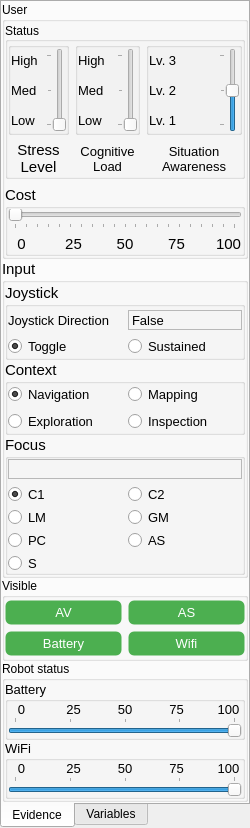
Qt form aui/mi/ui/parameters.ui (argenortega/AUI) before a commit.
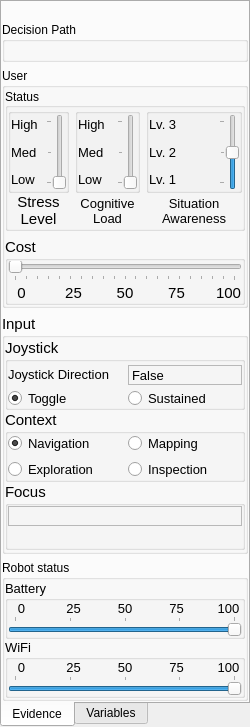
The same form after that commit.

Commit message: Updated parameters widget. Needs improving decision path.

```diff
--- a/aui/mi/ui/parameters.ui
+++ b/aui/mi/ui/parameters.ui
@@ -7,7 +7,7 @@
     <x>0</x>
     <y>0</y>
     <width>241</width>
-    <height>802</height>
+    <height>669</height>
    </rect>
   </property>
   <property name="sizePolicy">
@@ -71,11 +71,47 @@
        </attribute>
        <layout class="QVBoxLayout" name="tab1Layout">
         <property name="spacing">
+         <number>-1</number>
+        </property>
+        <property name="leftMargin">
          <number>0</number>
         </property>
-        <property name="margin">
+        <property name="topMargin">
+         <number>20</number>
+        </property>
+        <property name="rightMargin">
          <number>0</number>
         </property>
+        <property name="bottomMargin">
+         <number>0</number>
+        </property>
+        <item>
+         <widget class="QGroupBox" name="groupBox_4">
+          <property name="title">
+           <string>Decision Path</string>
+          </property>
+          <layout class="QVBoxLayout" name="verticalLayout_4">
+           <property name="margin">
+            <number>1</number>
+           </property>
+           <item>
+            <widget class="QLabel" name="decision_path">
+             <property name="font">
+              <font>
+               <pointsize>10</pointsize>
+              </font>
+             </property>
+             <property name="text">
+              <string/>
+             </property>
+             <property name="wordWrap">
+              <bool>true</bool>
+             </property>
+            </widget>
+           </item>
+          </layout>
+         </widget>
+        </item>
         <item>
          <widget class="QGroupBox" name="user">
           <property name="title">
@@ -109,12 +145,72 @@
               <bool>true</bool>
              </property>
              <layout class="QGridLayout" name="userStatusLayout">
-              <property name="margin">
-               <number>0</number>
-              </property>
-              <property name="spacing">
+              <property name="horizontalSpacing">
                <number>-1</number>
               </property>
+              <property name="verticalSpacing">
+               <number>0</number>
+              </property>
+              <property name="margin">
+               <number>0</number>
+              </property>
+              <item row="1" column="0">
+               <widget class="QLabel" name="stressLabel">
+                <property name="font">
+                 <font>
+                  <pointsize>11</pointsize>
+                 </font>
+                </property>
+                <property name="text">
+                 <string>Stress Level</string>
+                </property>
+                <property name="alignment">
+                 <set>Qt::AlignCenter</set>
+                </property>
+                <property name="wordWrap">
+                 <bool>true</bool>
+                </property>
+               </widget>
+              </item>
+              <item row="1" column="1">
+               <widget class="QLabel" name="cognitiveLoadLabel">
+                <property name="font">
+                 <font>
+                  <pointsize>10</pointsize>
+                 </font>
+                </property>
+                <property name="text">
+                 <string>Cognitive Load</string>
+                </property>
+                <property name="alignment">
+                 <set>Qt::AlignCenter</set>
+                </property>
+                <property name="wordWrap">
+                 <bool>true</bool>
+                </property>
+               </widget>
+              </item>
+              <item row="1" column="2">
+               <widget class="QLabel" name="saLabel">
+                <property name="font">
+                 <font>
+                  <pointsize>10</pointsize>
+                 </font>
+                </property>
+                <property name="text">
+                 <string>Situation Awareness</string>
+                </property>
+                <property name="scaledContents">
+                 <bool>true</bool>
+                </property>
+                <property name="alignment">
+                 <set>Qt::AlignCenter</set>
+                </property>
+                <property name="wordWrap">
+                 <bool>true</bool>
+                </property>
+               </widget>
+              </item>
               <item row="0" column="2">
                <widget class="QGroupBox" name="situationAwareness">
                 <property name="font">
@@ -274,44 +370,14 @@
                 </layout>
                </widget>
               </item>
-              <item row="1" column="0">
-               <widget class="QLabel" name="stressLabel">
-                <property name="font">
-                 <font>
-                  <pointsize>11</pointsize>
-                 </font>
-                </property>
-                <property name="text">
-                 <string>Stress Level</string>
-                </property>
-                <property name="alignment">
-                 <set>Qt::AlignCenter</set>
-                </property>
-                <property name="wordWrap">
-                 <bool>true</bool>
-                </property>
-               </widget>
-              </item>
-              <item row="1" column="1">
-               <widget class="QLabel" name="cognitiveLoadLabel">
-                <property name="font">
-                 <font>
-                  <pointsize>10</pointsize>
-                 </font>
-                </property>
-                <property name="text">
-                 <string>Cognitive Load</string>
-                </property>
-                <property name="alignment">
-                 <set>Qt::AlignCenter</set>
-                </property>
-                <property name="wordWrap">
-                 <bool>true</bool>
-                </property>
-               </widget>
-              </item>
               <item row="0" column="0">
                <widget class="QGroupBox" name="stress">
+                <property name="sizePolicy">
+                 <sizepolicy hsizetype="Preferred" vsizetype="MinimumExpanding">
+                  <horstretch>0</horstretch>
+                  <verstretch>0</verstretch>
+                 </sizepolicy>
+                </property>
                 <property name="font">
                  <font>
                   <pointsize>11</pointsize>
@@ -397,27 +463,6 @@
                 </layout>
                </widget>
               </item>
-              <item row="1" column="2">
-               <widget class="QLabel" name="saLabel">
-                <property name="font">
-                 <font>
-                  <pointsize>10</pointsize>
-                 </font>
-                </property>
-                <property name="text">
-                 <string>Situation Awareness</string>
-                </property>
-                <property name="scaledContents">
-                 <bool>true</bool>
-                </property>
-                <property name="alignment">
-                 <set>Qt::AlignCenter</set>
-                </property>
-                <property name="wordWrap">
-                 <bool>true</bool>
-                </property>
-               </widget>
-              </item>
              </layout>
             </widget>
            </item>
@@ -439,7 +484,7 @@
                <number>25</number>
               </property>
               <property name="verticalSpacing">
-               <number>-1</number>
+               <number>3</number>
               </property>
               <property name="margin">
                <number>0</number>
@@ -659,6 +704,87 @@
              </layout>
             </widget>
            </item>
+           <item row="4" column="0">
+            <widget class="QGroupBox" name="focus">
+             <property name="title">
+              <string>Focus</string>
+             </property>
+             <property name="flat">
+              <bool>true</bool>
+             </property>
+             <layout class="QGridLayout" name="gridLayout_6">
+              <property name="margin">
+               <number>0</number>
+              </property>
+              <property name="spacing">
+               <number>-1</number>
+              </property>
+              <item row="1" column="1">
+               <widget class="QLabel" name="values">
+                <property name="font">
+                 <font>
+                  <pointsize>10</pointsize>
+                 </font>
+                </property>
+                <property name="text">
+                 <string/>
+                </property>
+               </widget>
+              </item>
+              <item row="0" column="0" colspan="2">
+               <widget class="QLabel" name="currentWidget">
+                <property name="sizePolicy">
+                 <sizepolicy hsizetype="Preferred" vsizetype="Preferred">
+                  <horstretch>0</horstretch>
+                  <verstretch>0</verstretch>
+                 </sizepolicy>
+                </property>
+                <property name="minimumSize">
+                 <size>
+                  <width>0</width>
+                  <height>20</height>
+                 </size>
+                </property>
+                <property name="maximumSize">
+                 <size>
+                  <width>16777215</width>
+                  <height>44</height>
+                 </size>
+                </property>
+                <property name="font">
+                 <font>
+                  <pointsize>12</pointsize>
+                 </font>
+                </property>
+                <property name="frameShape">
+                 <enum>QFrame::StyledPanel</enum>
+                </property>
+                <property name="frameShadow">
+                 <enum>QFrame::Raised</enum>
+                </property>
+                <property name="text">
+                 <string>&lt;No Widget&gt;</string>
+                </property>
+                <property name="alignment">
+                 <set>Qt::AlignCenter</set>
+                </property>
+               </widget>
+              </item>
+              <item row="1" column="0">
+               <widget class="QLabel" name="keys">
+                <property name="font">
+                 <font>
+                  <pointsize>10</pointsize>
+                 </font>
+                </property>
+                <property name="text">
+                 <string/>
+                </property>
+               </widget>
+              </item>
+             </layout>
+            </widget>
+           </item>
            <item row="3" column="0">
             <widget class="QGroupBox" name="context">
              <property name="font">
@@ -742,451 +868,6 @@
              </layout>
             </widget>
            </item>
-           <item row="4" column="0">
-            <widget class="QGroupBox" name="focus">
-             <property name="title">
-              <string>Focus</string>
-             </property>
-             <property name="flat">
-              <bool>true</bool>
-             </property>
-             <layout class="QGridLayout" name="gridLayout_6">
-              <property name="margin">
-               <number>0</number>
-              </property>
-              <property name="spacing">
-               <number>-1</number>
-              </property>
-              <item row="0" column="0" colspan="2">
-               <widget class="QLabel" name="currentWidget">
-                <property name="sizePolicy">
-                 <sizepolicy hsizetype="Preferred" vsizetype="Preferred">
-                  <horstretch>0</horstretch>
-                  <verstretch>0</verstretch>
-                 </sizepolicy>
-                </property>
-                <property name="minimumSize">
-                 <size>
-                  <width>0</width>
-                  <height>20</height>
-                 </size>
-                </property>
-                <property name="maximumSize">
-                 <size>
-                  <width>16777215</width>
-                  <height>44</height>
-                 </size>
-                </property>
-                <property name="font">
-                 <font>
-                  <pointsize>12</pointsize>
-                 </font>
-                </property>
-                <property name="frameShape">
-                 <enum>QFrame::StyledPanel</enum>
-                </property>
-                <property name="frameShadow">
-                 <enum>QFrame::Raised</enum>
-                </property>
-                <property name="text">
-                 <string>&lt;No Widget&gt;</string>
-                </property>
-                <property name="alignment">
-                 <set>Qt::AlignCenter</set>
-                </property>
-               </widget>
-              </item>
-              <item row="1" column="0" colspan="2">
-               <widget class="QWidget" name="focusWidgetButtons" native="true">
-                <property name="sizePolicy">
-                 <sizepolicy hsizetype="Minimum" vsizetype="Preferred">
-                  <horstretch>0</horstretch>
-                  <verstretch>0</verstretch>
-                 </sizepolicy>
-                </property>
-                <layout class="QGridLayout" name="gridLayout_12">
-                 <property name="margin">
-                  <number>0</number>
-                 </property>
-                 <item row="1" column="1">
-                  <widget class="QRadioButton" name="focus_GM">
-                   <property name="font">
-                    <font>
-                     <pointsize>10</pointsize>
-                    </font>
-                   </property>
-                   <property name="text">
-                    <string>GM</string>
-                   </property>
-                   <property name="shortcut">
-                    <string>G</string>
-                   </property>
-                   <attribute name="buttonGroup">
-                    <string notr="true">focusButtonGroup</string>
-                   </attribute>
-                  </widget>
-                 </item>
-                 <item row="0" column="0">
-                  <widget class="QRadioButton" name="focus_C1">
-                   <property name="font">
-                    <font>
-                     <pointsize>10</pointsize>
-                    </font>
-                   </property>
-                   <property name="text">
-                    <string>C1</string>
-                   </property>
-                   <property name="iconSize">
-                    <size>
-                     <width>10</width>
-                     <height>10</height>
-                    </size>
-                   </property>
-                   <property name="shortcut">
-                    <string>F</string>
-                   </property>
-                   <property name="checked">
-                    <bool>true</bool>
-                   </property>
-                   <attribute name="buttonGroup">
-                    <string notr="true">focusButtonGroup</string>
-                   </attribute>
-                  </widget>
-                 </item>
-                 <item row="2" column="0">
-                  <widget class="QRadioButton" name="focus_PC">
-                   <property name="font">
-                    <font>
-                     <pointsize>10</pointsize>
-                    </font>
-                   </property>
-                   <property name="text">
-                    <string>PC</string>
-                   </property>
-                   <property name="shortcut">
-                    <string>P</string>
-                   </property>
-                   <attribute name="buttonGroup">
-                    <string notr="true">focusButtonGroup</string>
-                   </attribute>
-                  </widget>
-                 </item>
-                 <item row="2" column="1">
-                  <widget class="QRadioButton" name="focus_AS">
-                   <property name="font">
-                    <font>
-                     <pointsize>10</pointsize>
-                    </font>
-                   </property>
-                   <property name="text">
-                    <string>AS</string>
-                   </property>
-                   <attribute name="buttonGroup">
-                    <string notr="true">focusButtonGroup</string>
-                   </attribute>
-                  </widget>
-                 </item>
-                 <item row="0" column="1">
-                  <widget class="QRadioButton" name="focus_C2">
-                   <property name="font">
-                    <font>
-                     <pointsize>10</pointsize>
-                    </font>
-                   </property>
-                   <property name="text">
-                    <string>C2</string>
-                   </property>
-                   <property name="shortcut">
-                    <string>B</string>
-                   </property>
-                   <attribute name="buttonGroup">
-                    <string notr="true">focusButtonGroup</string>
-                   </attribute>
-                  </widget>
-                 </item>
-                 <item row="1" column="0">
-                  <widget class="QRadioButton" name="focus_LM">
-                   <property name="font">
-                    <font>
-                     <pointsize>10</pointsize>
-                    </font>
-                   </property>
-                   <property name="text">
-                    <string>LM</string>
-                   </property>
-                   <property name="shortcut">
-                    <string>L</string>
-                   </property>
-                   <attribute name="buttonGroup">
-                    <string notr="true">focusButtonGroup</string>
-                   </attribute>
-                  </widget>
-                 </item>
-                 <item row="3" column="0">
-                  <widget class="QRadioButton" name="focus_S">
-                   <property name="font">
-                    <font>
-                     <pointsize>10</pointsize>
-                    </font>
-                   </property>
-                   <property name="text">
-                    <string>S</string>
-                   </property>
-                   <attribute name="buttonGroup">
-                    <string notr="true">focusButtonGroup</string>
-                   </attribute>
-                  </widget>
-                 </item>
-                </layout>
-               </widget>
-              </item>
-             </layout>
-            </widget>
-           </item>
-          </layout>
-         </widget>
-        </item>
-        <item>
-         <widget class="QGroupBox" name="groupBox_3">
-          <property name="title">
-           <string>Visible</string>
-          </property>
-          <layout class="QGridLayout" name="gridLayout_3">
-           <property name="leftMargin">
-            <number>0</number>
-           </property>
-           <property name="topMargin">
-            <number>2</number>
-           </property>
-           <property name="rightMargin">
-            <number>0</number>
-           </property>
-           <property name="bottomMargin">
-            <number>2</number>
-           </property>
-           <property name="spacing">
-            <number>-1</number>
-           </property>
-           <item row="2" column="0">
-            <widget class="QPushButton" name="battery_visible">
-             <property name="sizePolicy">
-              <sizepolicy hsizetype="Preferred" vsizetype="Fixed">
-               <horstretch>0</horstretch>
-               <verstretch>0</verstretch>
-              </sizepolicy>
-             </property>
-             <property name="minimumSize">
-              <size>
-               <width>50</width>
-               <height>25</height>
-              </size>
-             </property>
-             <property name="baseSize">
-              <size>
-               <width>0</width>
-               <height>15</height>
-              </size>
-             </property>
-             <property name="font">
-              <font>
-               <pointsize>10</pointsize>
-              </font>
-             </property>
-             <property name="styleSheet">
-              <string notr="true">QPushButton{
-            border-style: transparent;
-            border-width: 1px;
-            border-radius: 6px;
-            background-color: rgb(244, 67, 54);
-            color: rgb(255, 255, 255);
-            }
-QPushButton:checked {
-            border-style: transparent;
-            border-width: 1px;
-            border-radius: 6px;
-            background-color: rgb(76, 175, 80);
-            color: rgb(255, 255, 255);
-            }</string>
-             </property>
-             <property name="text">
-              <string>Battery</string>
-             </property>
-             <property name="checkable">
-              <bool>true</bool>
-             </property>
-             <property name="checked">
-              <bool>true</bool>
-             </property>
-             <property name="flat">
-              <bool>true</bool>
-             </property>
-            </widget>
-           </item>
-           <item row="1" column="1">
-            <widget class="QPushButton" name="AS_visible">
-             <property name="sizePolicy">
-              <sizepolicy hsizetype="Preferred" vsizetype="Fixed">
-               <horstretch>0</horstretch>
-               <verstretch>0</verstretch>
-              </sizepolicy>
-             </property>
-             <property name="minimumSize">
-              <size>
-               <width>50</width>
-               <height>25</height>
-              </size>
-             </property>
-             <property name="baseSize">
-              <size>
-               <width>0</width>
-               <height>15</height>
-              </size>
-             </property>
-             <property name="font">
-              <font>
-               <pointsize>10</pointsize>
-              </font>
-             </property>
-             <property name="styleSheet">
-              <string notr="true">QPushButton{
-            border-style: transparent;
-            border-width: 1px;
-            border-radius: 6px;
-            background-color: rgb(244, 67, 54);
-            color: rgb(255, 255, 255);
-            }
-QPushButton:checked {
-            border-style: transparent;
-            border-width: 1px;
-            border-radius: 6px;
-            background-color: rgb(76, 175, 80);
-            color: rgb(255, 255, 255);
-            }</string>
-             </property>
-             <property name="text">
-              <string>AS</string>
-             </property>
-             <property name="checkable">
-              <bool>true</bool>
-             </property>
-             <property name="checked">
-              <bool>true</bool>
-             </property>
-             <property name="flat">
-              <bool>true</bool>
-             </property>
-            </widget>
-           </item>
-           <item row="2" column="1">
-            <widget class="QPushButton" name="wifi_visible">
-             <property name="sizePolicy">
-              <sizepolicy hsizetype="Preferred" vsizetype="Fixed">
-               <horstretch>0</horstretch>
-               <verstretch>0</verstretch>
-              </sizepolicy>
-             </property>
-             <property name="minimumSize">
-              <size>
-               <width>50</width>
-               <height>25</height>
-              </size>
-             </property>
-             <property name="baseSize">
-              <size>
-               <width>0</width>
-               <height>15</height>
-              </size>
-             </property>
-             <property name="font">
-              <font>
-               <pointsize>10</pointsize>
-              </font>
-             </property>
-             <property name="styleSheet">
-              <string notr="true">QPushButton{
-            border-style: transparent;
-            border-width: 1px;
-            border-radius: 6px;
-            background-color: rgb(244, 67, 54);
-            color: rgb(255, 255, 255);
-            }
-QPushButton:checked {
-            border-style: transparent;
-            border-width: 1px;
-            border-radius: 6px;
-            background-color: rgb(76, 175, 80);
-            color: rgb(255, 255, 255);
-            }</string>
-             </property>
-             <property name="text">
-              <string>Wifi</string>
-             </property>
-             <property name="checkable">
-              <bool>true</bool>
-             </property>
-             <property name="checked">
-              <bool>true</bool>
-             </property>
-             <property name="flat">
-              <bool>true</bool>
-             </property>
-            </widget>
-           </item>
-           <item row="1" column="0">
-            <widget class="QPushButton" name="AV_visible">
-             <property name="sizePolicy">
-              <sizepolicy hsizetype="Preferred" vsizetype="Fixed">
-               <horstretch>0</horstretch>
-               <verstretch>0</verstretch>
-              </sizepolicy>
-             </property>
-             <property name="minimumSize">
-              <size>
-               <width>50</width>
-               <height>25</height>
-              </size>
-             </property>
-             <property name="baseSize">
-              <size>
-               <width>0</width>
-               <height>15</height>
-              </size>
-             </property>
-             <property name="font">
-              <font>
-               <pointsize>10</pointsize>
-              </font>
-             </property>
-             <property name="styleSheet">
-              <string notr="true">QPushButton{
-            border-style: transparent;
-            border-width: 1px;
-            border-radius: 6px;
-            background-color: rgb(244, 67, 54);
-            color: rgb(255, 255, 255);
-            }
-QPushButton:checked {
-            border-style: transparent;
-            border-width: 1px;
-            border-radius: 6px;
-            background-color: rgb(76, 175, 80);
-            color: rgb(255, 255, 255);
-            }</string>
-             </property>
-             <property name="text">
-              <string>AV</string>
-             </property>
-             <property name="checkable">
-              <bool>true</bool>
-             </property>
-             <property name="checked">
-              <bool>true</bool>
-             </property>
-             <property name="flat">
-              <bool>true</bool>
-             </property>
-            </widget>
-           </item>
           </layout>
          </widget>
         </item>
```
Left out of the diff: 1 changed line with no effect on the pictures. The commit also changes 6 other files.
